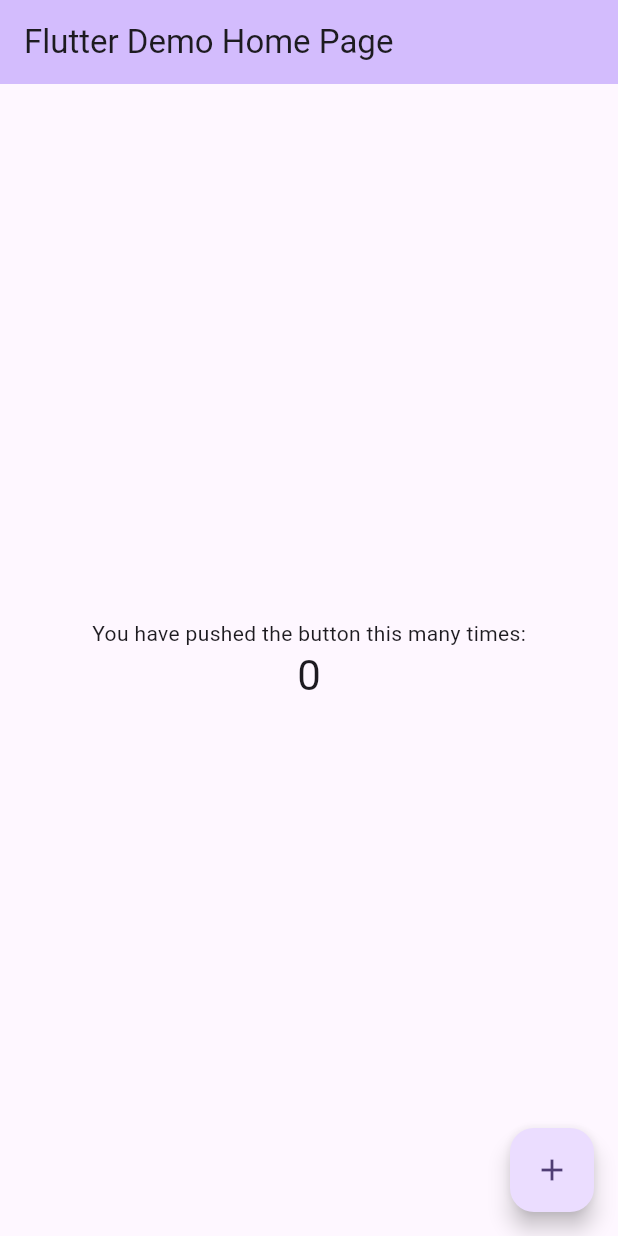
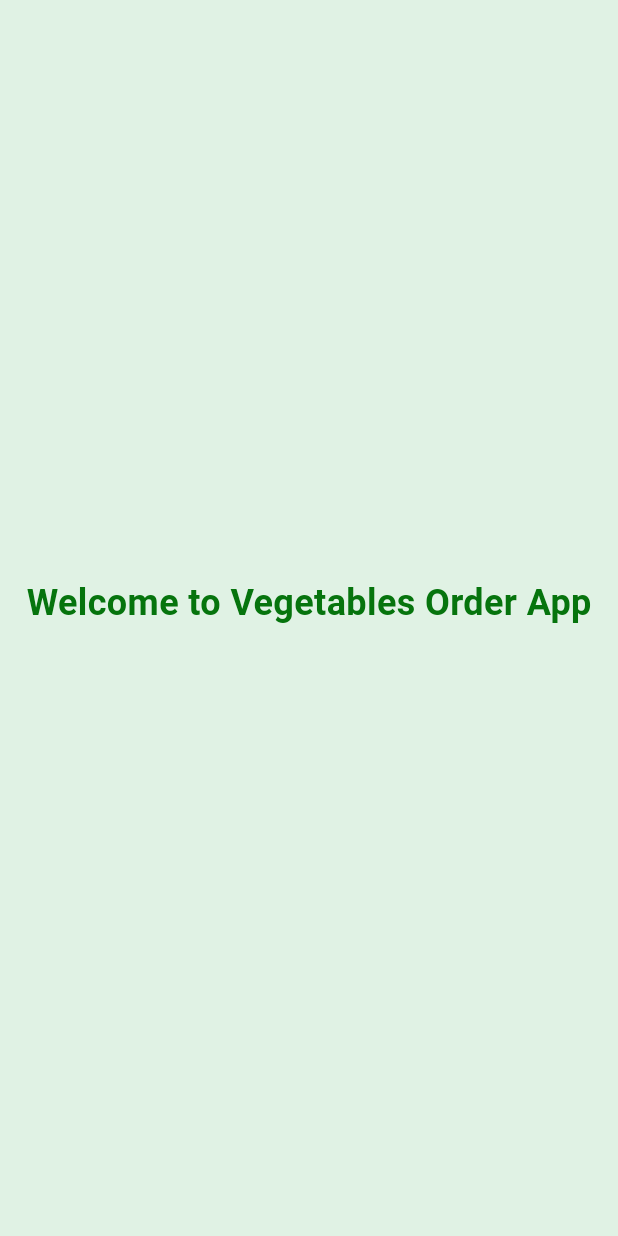
Before and after one commit to lazygirlleen/uts_2021110055, a Flutter app: the screen it shows after launch, on a phone screen of 412 x 824 dp. Run offline on Flutter 3.47's test engine with Material 3 defaults, Android fonts, the phone set to English and light mode, and no system bars.

Commit message:
LoginScreenCommit

```diff
--- /dev/null
+++ b/lib/login_screen.dart
@@ -0,0 +1,39 @@
+import 'package:flutter/material.dart';
+
+class LoginScreen extends StatefulWidget {
+  const LoginScreen({super.key});
+
+  @override
+  State<LoginScreen> createState() => _LoginScreenState();
+}
+
+class _LoginScreenState extends State<LoginScreen> {
+  @override
+  Widget build(BuildContext context) {
+    return Scaffold(
+
+      body: Container(
+        color: const Color.fromARGB(255, 224, 242, 228), // Background warna hijau muda
+        child: const Center(
+          child: Column(
+            mainAxisAlignment: MainAxisAlignment.center,
+
+            children: [
+
+              Text(
+                'Welcome to Vegetables Order App',
+                style: TextStyle(
+                  fontSize: 24,
+                  fontWeight: FontWeight.bold,
+                  color: Color.fromARGB(255, 6, 116, 13),
+                ),
+              ),
+              SizedBox(height: 20), // Spacer for better layout
+
+            ],
+          ),
+        ),
+      ),
+    );
+  }
+}
--- a/lib/main.dart
+++ b/lib/main.dart
@@ -1,4 +1,5 @@
 import 'package:flutter/material.dart';
+import 'package:uts_2021110055/login_screen.dart';
 
 void main() {
   runApp(const MyApp());
@@ -31,7 +32,7 @@
         colorScheme: ColorScheme.fromSeed(seedColor: Colors.deepPurple),
         useMaterial3: true,
       ),
-      home: const MyHomePage(title: 'Flutter Demo Home Page'),
+      home: const LoginScreen(),
     );
   }
 }
```
